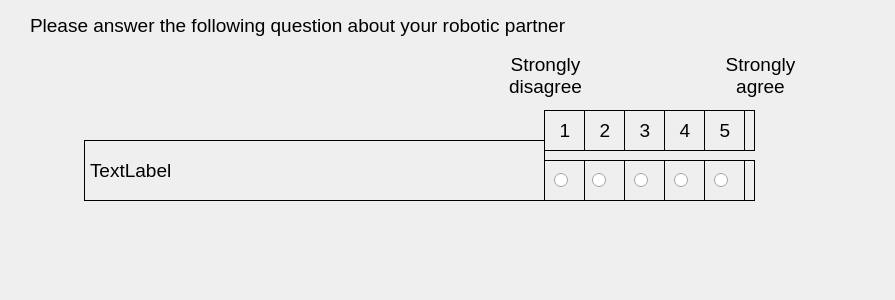
nickconlon/etgoa_evaluation, file surveys/usability_survey.ui: the form before one commit.
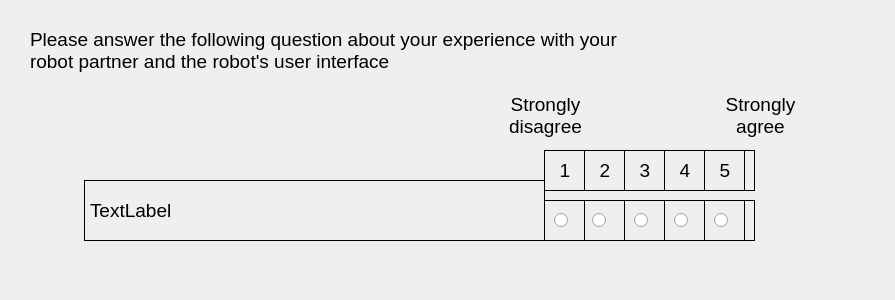
The form after the commit.

Commit message: updating survey text

Patch:
```diff
--- a/surveys/usability_survey.ui
+++ b/surveys/usability_survey.ui
@@ -20,7 +20,7 @@
    <property name="geometry">
     <rect>
      <x>544</x>
-     <y>160</y>
+     <y>200</y>
      <width>211</width>
      <height>41</height>
     </rect>
@@ -251,7 +251,7 @@
    <property name="geometry">
     <rect>
      <x>84</x>
-     <y>140</y>
+     <y>180</y>
      <width>461</width>
      <height>61</height>
     </rect>
@@ -272,7 +272,7 @@
    <property name="geometry">
     <rect>
      <x>544</x>
-     <y>110</y>
+     <y>150</y>
      <width>211</width>
      <height>41</height>
     </rect>
@@ -505,7 +505,7 @@
      <x>30</x>
      <y>10</y>
      <width>861</width>
-     <height>31</height>
+     <height>81</height>
     </rect>
    </property>
    <property name="font">
@@ -514,14 +514,15 @@
     </font>
    </property>
    <property name="text">
-    <string>Please answer the following question about your robotic partner</string>
+    <string>Please answer the following question about your experience with your
+robot partner and the robot's user interface</string>
    </property>
   </widget>
   <widget class="QLabel" name="label_3">
    <property name="geometry">
     <rect>
      <x>500</x>
-     <y>50</y>
+     <y>90</y>
      <width>91</width>
      <height>51</height>
     </rect>
@@ -543,7 +544,7 @@
    <property name="geometry">
     <rect>
      <x>710</x>
-     <y>50</y>
+     <y>90</y>
      <width>101</width>
      <height>51</height>
     </rect>
```
The commit also changes 3 other files.
